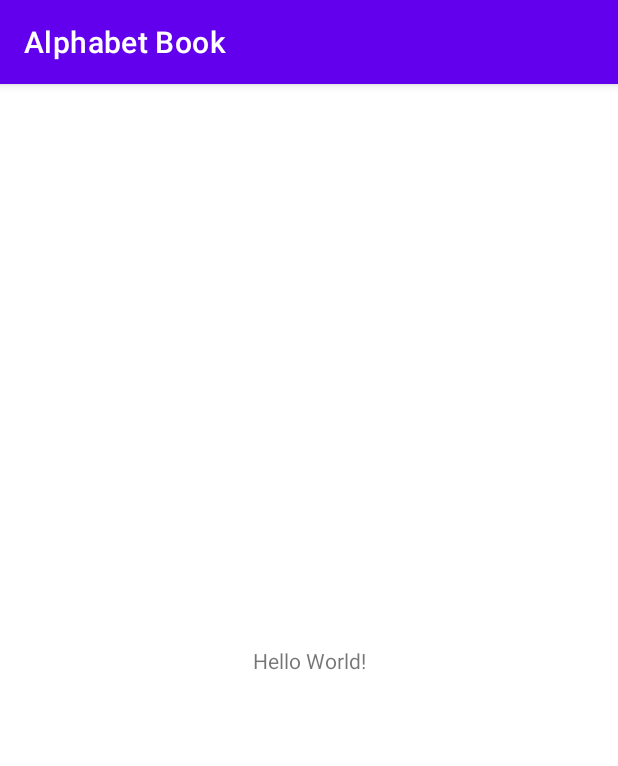
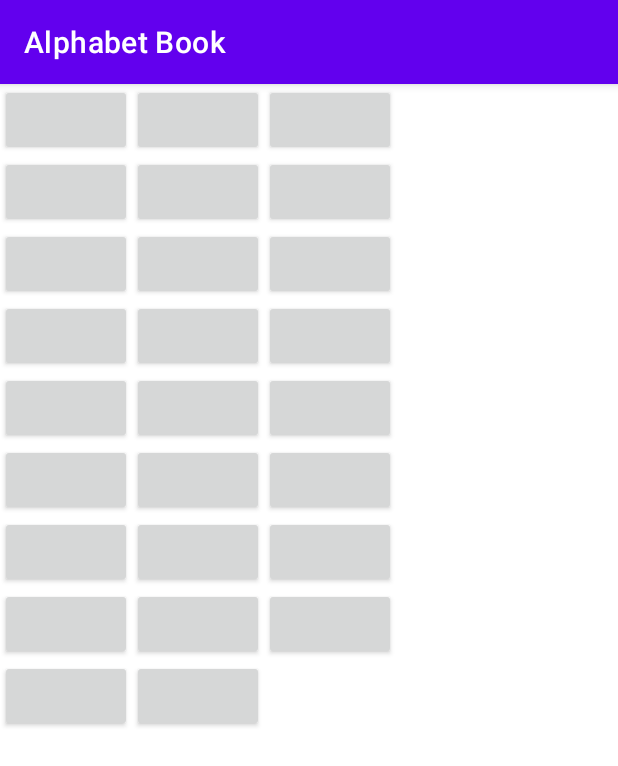
Before and after one commit to kafwe/alphabet-book, an Android app: the screen it shows after launch (MainActivity), on a phone screen of 412 x 824 dp. Shown: the top 766 px of the screen. Run offline under Robolectric (Android 15) with nearby library versions, the phone set to English and light mode, and no system bars.

Commit message:
generate grid of buttons

```diff
--- a/app/build.gradle
+++ b/app/build.gradle
@@ -37,6 +37,7 @@ dependencies {
     implementation 'androidx.appcompat:appcompat:1.3.0'
     implementation 'com.google.android.material:material:1.4.0'
     implementation 'androidx.constraintlayout:constraintlayout:2.0.4'
+    implementation 'androidx.gridlayout:gridlayout:1.0.0'
     testImplementation 'junit:junit:4.13.2'
     androidTestImplementation 'androidx.test.ext:junit:1.1.3'
     androidTestImplementation 'androidx.test.espresso:espresso-core:3.4.0'
--- a/app/src/main/AndroidManifest.xml
+++ b/app/src/main/AndroidManifest.xml
@@ -1,7 +1,7 @@
 <?xml version="1.0" encoding="utf-8"?>
 <manifest xmlns:android="http://schemas.android.com/apk/res/android"
     xmlns:tools="http://schemas.android.com/tools"
-    package="com.example.alphabetbook">
+    package="com.example.alphabetbook" >
 
     <application
         android:allowBackup="true"
@@ -12,10 +12,10 @@
         android:roundIcon="@mipmap/ic_launcher_round"
         android:supportsRtl="true"
         android:theme="@style/Theme.AlphabetBook"
-        tools:targetApi="31">
+        tools:targetApi="31" >
         <activity
             android:name=".MainActivity"
-            android:exported="true">
+            android:exported="true" >
             <intent-filter>
                 <action android:name="android.intent.action.MAIN" />
 
--- a/app/src/main/java/com/example/alphabetbook/MainActivity.kt
+++ b/app/src/main/java/com/example/alphabetbook/MainActivity.kt
@@ -1,11 +1,34 @@
 package com.example.alphabetbook
 
+import android.os.Bundle
+import android.widget.Button
+import android.widget.LinearLayout
 import androidx.appcompat.app.AppCompatActivity
-import android.os.Bundle
 
 class MainActivity : AppCompatActivity() {
+
     override fun onCreate(savedInstanceState: Bundle?) {
         super.onCreate(savedInstanceState)
         setContentView(R.layout.activity_main)
+
+        val linearLayoutVertical = findViewById<LinearLayout>(R.id.linear_layout_vert)
+        val row = 9
+        val col = 3
+        var buttonCount = 0
+
+
+        for (i in 1..row) {
+            val linearLayoutRow = LinearLayout(this)
+            linearLayoutRow.orientation = LinearLayout.HORIZONTAL
+            linearLayoutVertical.addView(linearLayoutRow)
+            for (j in 1..col) {
+                val button = Button(this)
+
+                linearLayoutRow.addView(button)
+
+                buttonCount++
+                if (buttonCount == 26) break
+            }
+        }
     }
 }
--- a/app/src/main/res/layout/activity_main.xml
+++ b/app/src/main/res/layout/activity_main.xml
@@ -6,13 +6,10 @@
     android:layout_height="match_parent"
     tools:context=".MainActivity">
 
-    <TextView
-        android:layout_width="wrap_content"
-        android:layout_height="wrap_content"
-        android:text="Hello World!"
-        app:layout_constraintBottom_toBottomOf="parent"
-        app:layout_constraintEnd_toEndOf="parent"
-        app:layout_constraintStart_toStartOf="parent"
-        app:layout_constraintTop_toTopOf="parent" />
-
+    <LinearLayout
+        android:id="@+id/linear_layout_vert"
+        android:layout_width="match_parent"
+        android:layout_height="match_parent"
+        android:orientation="vertical">
+    </LinearLayout>
 </androidx.constraintlayout.widget.ConstraintLayout>
```
